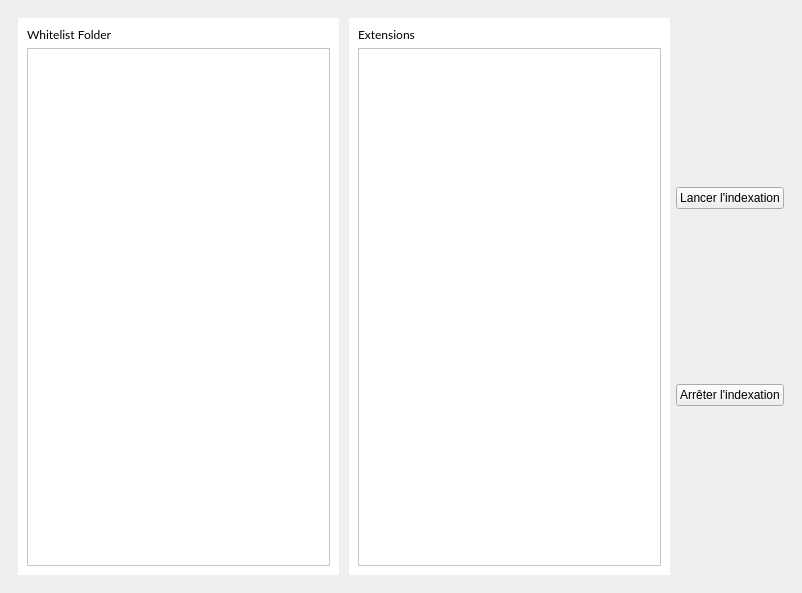
Old version of the form mainwindow.ui in the repository Wishk6/Qt_Indexeur_cpp.
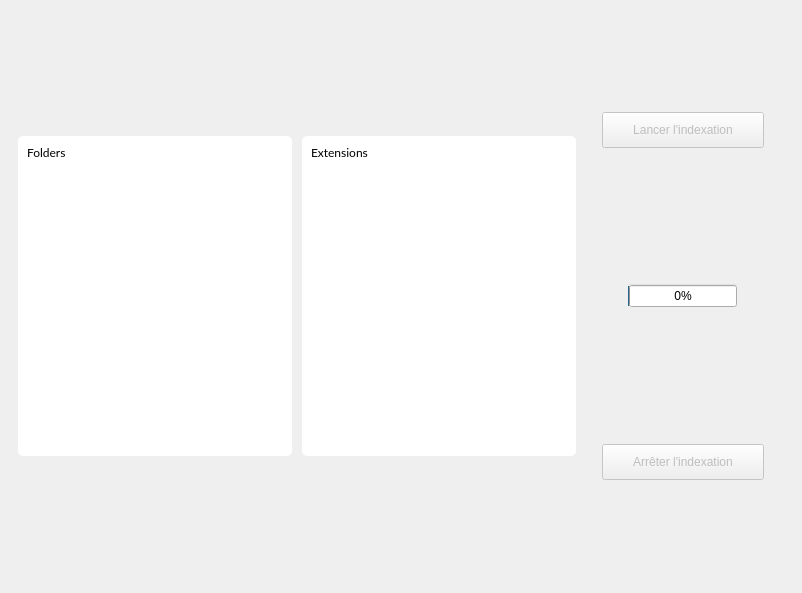
New version of the form.

Patch:
```diff
--- a/mainwindow.ui
+++ b/mainwindow.ui
@@ -19,29 +19,29 @@
      <widget class="QWidget" name="widget" native="true">
       <layout class="QHBoxLayout" name="horizontalLayout">
        <item>
-        <layout class="QGridLayout" name="gridLayout">
-         <property name="sizeConstraint">
-          <enum>QLayout::SetMinimumSize</enum>
-         </property>
-         <property name="leftMargin">
-          <number>0</number>
-         </property>
-         <property name="topMargin">
-          <number>0</number>
-         </property>
-         <property name="rightMargin">
-          <number>0</number>
-         </property>
+        <layout class="QHBoxLayout" name="horizontalLayout_2">
          <property name="spacing">
           <number>10</number>
          </property>
-         <item row="0" column="0">
+         <property name="sizeConstraint">
+          <enum>QLayout::SetMinimumSize</enum>
+         </property>
+         <property name="leftMargin">
+          <number>0</number>
+         </property>
+         <property name="topMargin">
+          <number>0</number>
+         </property>
+         <property name="rightMargin">
+          <number>0</number>
+         </property>
+         <item>
           <widget class="QWidget" name="RepositoryList1" native="true">
            <property name="autoFillBackground">
             <bool>false</bool>
            </property>
            <property name="styleSheet">
-            <string notr="true">background-color: rgb(255, 255, 255);</string>
+            <string notr="true">background-color: rgb(255, 255, 255);border-radius:5px;max-height:320px;max-width:280px;</string>
            </property>
            <layout class="QVBoxLayout" name="verticalLayout">
             <item>
@@ -52,23 +52,27 @@
                </font>
               </property>
               <property name="text">
-               <string>Whitelist Folder</string>
+               <string>Folders</string>
               </property>
              </widget>
             </item>
             <item>
-             <widget class="QListWidget" name="listWidget"/>
+             <widget class="QListWidget" name="listWidget">
+              <property name="styleSheet">
+               <string notr="true"/>
+              </property>
+             </widget>
             </item>
            </layout>
           </widget>
          </item>
-         <item row="0" column="2">
+         <item>
           <widget class="QWidget" name="extensionsListGroup" native="true">
            <property name="autoFillBackground">
             <bool>false</bool>
            </property>
            <property name="styleSheet">
-            <string notr="true">background-color: rgb(255, 255, 255);</string>
+            <string notr="true">background-color: rgb(255, 255, 255);border-radius:5px;max-height:320px;max-width:280px;</string>
            </property>
            <layout class="QVBoxLayout" name="verticalLayout_3">
             <item>
@@ -84,7 +88,11 @@
              </widget>
             </item>
             <item>
-             <widget class="QListWidget" name="listWidget_2"/>
+             <widget class="QListWidget" name="listWidget_2">
+              <property name="styleSheet">
+               <string notr="true"/>
+              </property>
+             </widget>
             </item>
            </layout>
           </widget>
@@ -94,17 +102,63 @@
        <item>
         <layout class="QVBoxLayout" name="buttonLayout">
          <property name="sizeConstraint">
-          <enum>QLayout::SetMinimumSize</enum>
+          <enum>QLayout::SetFixedSize</enum>
+         </property>
+         <property name="leftMargin">
+          <number>10</number>
+         </property>
+         <property name="rightMargin">
+          <number>10</number>
          </property>
          <item>
           <widget class="QPushButton" name="startBtn">
+           <property name="enabled">
+            <bool>false</bool>
+           </property>
+           <property name="cursor">
+            <cursorShape>PointingHandCursor</cursorShape>
+           </property>
+           <property name="autoFillBackground">
+            <bool>false</bool>
+           </property>
+           <property name="styleSheet">
+            <string notr="true">margin:10px;padding:10px;</string>
+           </property>
            <property name="text">
             <string>Lancer l'indexation</string>
            </property>
           </widget>
          </item>
+         <item>
+          <widget class="QProgressBar" name="progressBar">
+           <property name="styleSheet">
+            <string notr="true">margin:auto</string>
+           </property>
+           <property name="value">
+            <number>0</number>
+           </property>
+           <property name="alignment">
+            <set>Qt::AlignCenter</set>
+           </property>
+           <property name="orientation">
+            <enum>Qt::Horizontal</enum>
+           </property>
+          </widget>
+         </item>
          <item>
           <widget class="QPushButton" name="stopBtn">
+           <property name="enabled">
+            <bool>false</bool>
+           </property>
+           <property name="cursor">
+            <cursorShape>PointingHandCursor</cursorShape>
+           </property>
+           <property name="autoFillBackground">
+            <bool>false</bool>
+           </property>
+           <property name="styleSheet">
+            <string notr="true">margin:10px;padding:10px;</string>
+           </property>
            <property name="text">
             <string>Arrêter l'indexation</string>
            </property>
```
